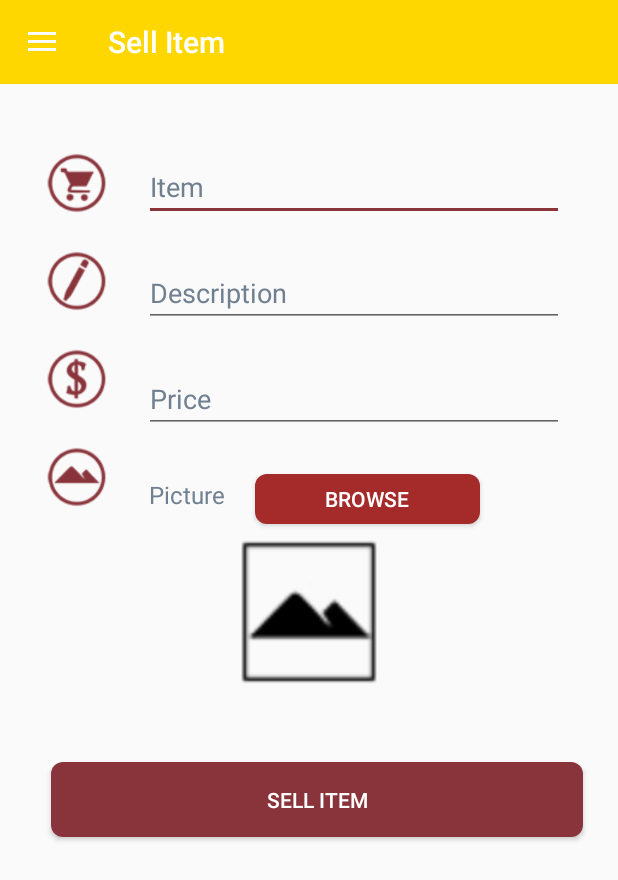
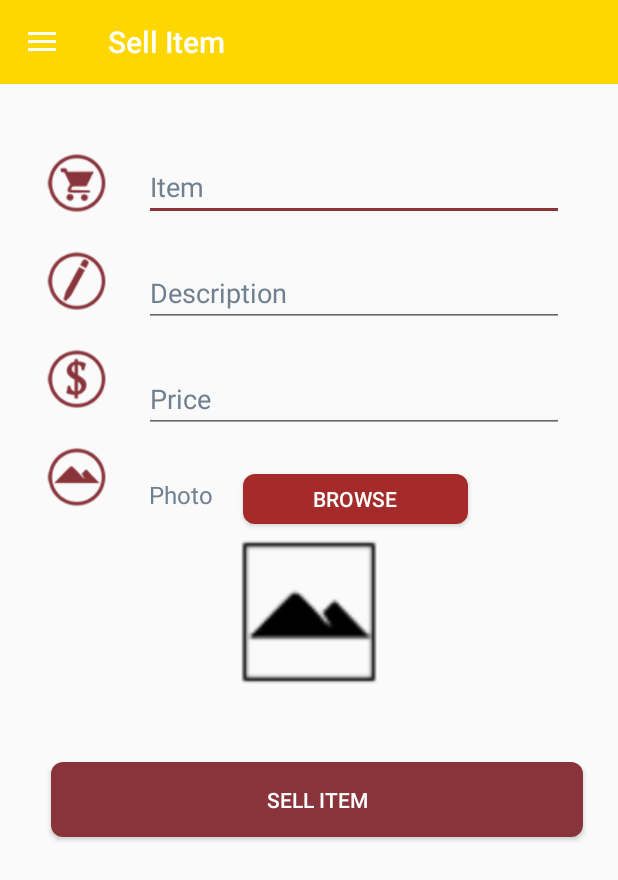
Before and after one commit to jacqueamaya/TBS_user, an Android app: the SellItemActivity screen opened directly, with no data from a screen before it, on a phone screen of 412 x 824 dp. Shown: the top 880 px of the screen. Run offline under Robolectric (Android 15) with nearby library versions, the phone set to English and light mode, and no system bars; our stand-ins replace Picasso; pictures from the network do not load; 2 statements that could not run were skipped.

Commit message:
Minor Changes

```diff
--- a/app/src/main/res/layout/activity_sell_item.xml
+++ b/app/src/main/res/layout/activity_sell_item.xml
@@ -123,7 +123,7 @@
                     android:layout_marginRight="20dp"
                     android:layout_marginTop="30dp"
                     android:layout_toRightOf="@id/picture"
-                    android:text="Picture"
+                    android:text="Photo"
                     android:textColor="@color/SlateGray"
                     android:textSize="16dp" />
 
```
